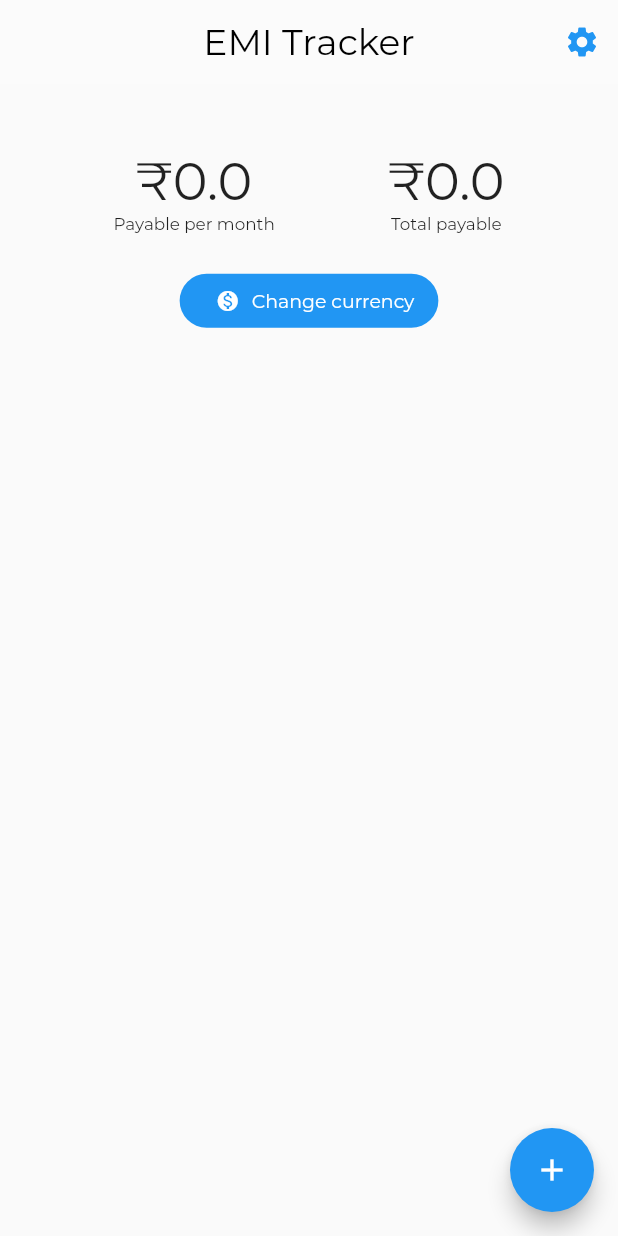
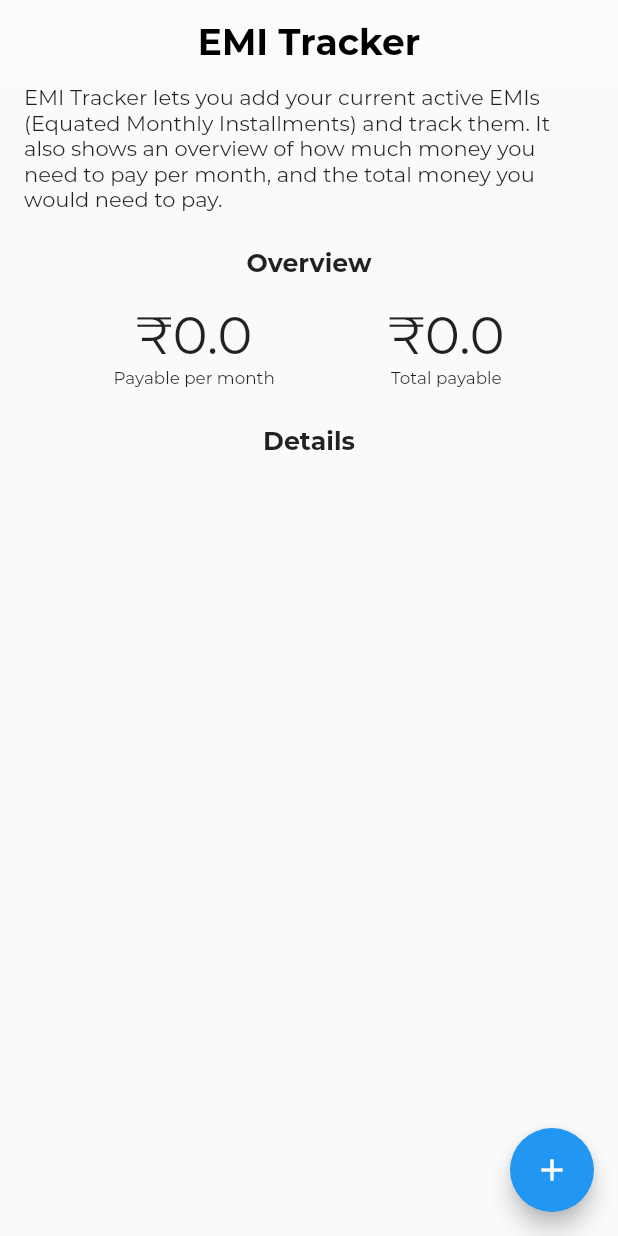
Before and after one commit to corphish/em_tracker, a Flutter app: the screen it shows after launch, on a phone screen of 412 x 824 dp. Run offline on Flutter 3.47's test engine with Material 2 defaults, Android fonts, the phone set to English and light mode, and no system bars; our stand-ins replace shared_preferences.

Commit message:
Update
Signed-off-by: corphish <d97.avinaba@gmail.com>

```diff
--- a/lib/main.dart
+++ b/lib/main.dart
@@ -53,7 +53,7 @@ class MainApp extends StatelessWidget {
   @override
   Widget build(BuildContext context) {
     return MaterialApp(
-      title: 'Flutter Demhoe',
+      title: 'EMI Tracker',
       theme: ThemeData(
         // This is the theme of your application.
         //
@@ -156,8 +156,8 @@ class _MyHomePageState extends State<MyHomePage> {
       appBar: AppBar(
         // Here we take the value from the MyHomePage object that was created by
         // the App.build method, and use it to set our appbar title.
-        title: Text(widget.title),
         centerTitle: true,
+        title: Text(widget.title, style: TextStyle(fontWeight: FontWeight.bold)),
         textTheme: TextTheme(
           title: TextStyle(
             color: Colors.black,
@@ -167,12 +167,17 @@ class _MyHomePageState extends State<MyHomePage> {
         ),
         backgroundColor: Colors.white10,
         elevation: 0.0,
-        actions: <Widget>[
-          IconButton(icon: Icon(Icons.settings, color: Colors.blue), onPressed: () {},)
-        ],
       ),
       body: Column(
         children: <Widget>[
+          Padding(
+            child: Text('EMI Tracker lets you add your current active EMIs (Equated Monthly Installments) and track them. It also shows an overview of how much money you need to pay per month, and the total money you would need to pay.'),
+            padding: EdgeInsets.only(left: 16, right: 16, top: 0, bottom: 16)
+          ),
+          Padding(
+            child: Text('Overview', style: TextStyle(fontWeight: FontWeight.bold), textScaleFactor: 1.2),
+            padding: EdgeInsets.only(left: 16, right: 16, top: 8, bottom: 0)
+          ),
           Center(
             child: Column(
               children: <Widget>[
@@ -192,38 +197,21 @@ class _MyHomePageState extends State<MyHomePage> {
                       ],
                     )
                   ],
-                ),
-                Padding(
-                  padding: EdgeInsets.all(20.0),
-                  child: Row(
-                    mainAxisAlignment: MainAxisAlignment.spaceEvenly,
-                    children: <Widget>[
-                      RaisedButton(
-                        child: Row(
-                          children: <Widget>[
-                            Padding(child: Icon(Icons.monetization_on, size: 16), padding: EdgeInsets.symmetric(horizontal: 8, vertical: 0)),
-                            Text('Change currency', textScaleFactor: 0.9,)
-                          ],
-                        ),
-                        color: Theme.of(context).accentColor,
-                        textColor: Colors.white,
-                        onPressed: () {},
-                        elevation: 0,
-                        shape: RoundedRectangleBorder(borderRadius: new BorderRadius.circular(30.0))
-                      ),
-                    ],
-                  )
                 )
               ],
             ),
             heightFactor: 1.6,
+          ),
+          Padding(
+            child: Text('Details', style: TextStyle(fontWeight: FontWeight.bold), textScaleFactor: 1.2),
+            padding: EdgeInsets.only(left: 16, right: 16, top: 8, bottom: 0)
           ),
           Flexible(child: ListView.builder(
             itemCount: widget.itemManager.items.length,
             itemBuilder: (BuildContext ctxt, int index) {
               return Container(
                 child: ListTile(
-                  leading: Icon(Icons.attach_money, color: Theme.of(context).primaryColor,),
+                  leading: CircleAvatar(backgroundColor: Theme.of(context).primaryColor, child: Icon(Icons.attach_money, color: Colors.white)),
                   title: Column(
                     crossAxisAlignment: CrossAxisAlignment.start,
                     children: <Widget>[
```
Also changed, not shown: 2 other files.
